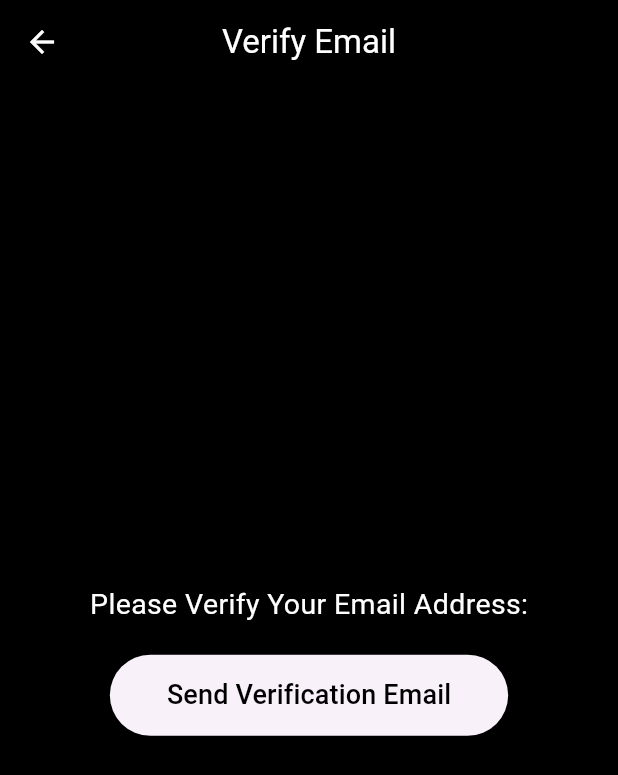
After one commit to qucbs/Notes, a Flutter app: the VerifyEmailView screen opened directly, after a tap on "Send Verification Email", on a phone screen of 412 x 824 dp. The commit adds this screen. Shown: the top 775 px of the screen. Run offline on Flutter 3.47's test engine with Material 3 defaults, Android fonts, the phone set to English and light mode, and no system bars; our stand-ins replace firebase_auth, firebase_core; accounts and stored records are empty; network calls fail.

Commit message:
Fourth Commit

```diff
--- /dev/null
+++ b/lib/EmailView.dart
@@ -0,0 +1,78 @@
+import 'package:firebase_auth/firebase_auth.dart';
+import 'package:flutter/material.dart';
+import 'package:notes/homepage.dart';
+
+class VerifyEmailView extends StatefulWidget {
+  const VerifyEmailView({super.key});
+
+  @override
+  State<VerifyEmailView> createState() => _VerifyEmailViewState();
+}
+
+class _VerifyEmailViewState extends State<VerifyEmailView> {
+  @override
+  Widget build(BuildContext context) {
+    return Scaffold(
+      backgroundColor: Colors.black,
+      appBar: AppBar(
+        title: Text('Verify Email', style: TextStyle(color: Colors.white)),
+        centerTitle: true,
+        backgroundColor: Colors.black,
+        iconTheme: IconThemeData(color: Colors.white),
+      ),
+      body: Center(
+        child: Column(
+          mainAxisAlignment: MainAxisAlignment.center,
+          children: [
+            Text(
+              'Please Verify Your Email Address:',
+              style: TextStyle(color: Colors.white, fontSize: 19),
+            ),
+            SizedBox(height: 20),
+            ElevatedButton(
+              onPressed: () async {
+                final user = FirebaseAuth.instance.currentUser;
+                await user?.sendEmailVerification();
+
+                // Show a SnackBar indicating the email was sent
+                ScaffoldMessenger.of(context).showSnackBar(
+                  SnackBar(
+                    content: Text(
+                      'Verification email sent! Please check your inbox.',
+                    ),
+                  ),
+                );
+                // Periodically check if the user is verified
+                bool isVerified = false;
+                while (!isVerified) {
+                  await Future.delayed(Duration(seconds: 3));
+                  await user?.reload(); // Refresh user data
+                  isVerified = user?.emailVerified ?? false;
+                }
+
+                // Show success message after verification
+                ScaffoldMessenger.of(context).showSnackBar(
+                  SnackBar(
+                    content: Text('Email verified successfully!'),
+                    duration: Duration(seconds: 2),
+                  ),
+                );
+
+                // Navigate to HomePage
+                Navigator.of(context).push(MaterialPageRoute(builder: (context) => Homepage()));
+              },
+
+              child: Padding(
+                padding: const EdgeInsets.all(14.0),
+                child: Text(
+                  'Send Verification Email',
+                  style: TextStyle(color: Colors.black, fontSize: 18),
+                ),
+              ),
+            ),
+          ],
+        ),
+      ),
+    );
+  }
+}
--- a/lib/main.dart
+++ b/lib/main.dart
@@ -1,4 +1,5 @@
 import 'package:flutter/material.dart';
+import 'package:notes/EmailView.dart';
 import 'package:notes/Loginpage.dart';
 import 'Registerpage.dart';
 
@@ -17,7 +18,7 @@ class MyApp extends StatelessWidget {
       theme: ThemeData(
         colorScheme: ColorScheme.fromSeed(seedColor: Colors.deepPurple),
       ),
-      home: const LoginPage(),
+      home: const RegisterPage(),
       debugShowCheckedModeBanner: false,
     );
   }
```
Also changed, not shown: lib/Loginpage.dart (+45 -14 lines), lib/Registerpage.dart (+36 -10 lines), lib/homepage.dart (added, +17 -0 lines).
